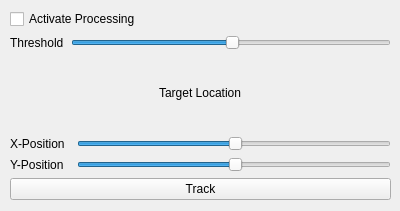
This is marangonitrackingdialog.ui in SamDehaeck/GigaViewer as Qt 5 draws it before an edit. The edited form follows.
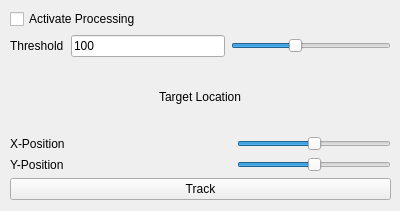
This is the edited form.

Patch:
```diff
--- a/marangonitrackingdialog.ui
+++ b/marangonitrackingdialog.ui
@@ -26,6 +26,13 @@
     </rect>
    </property>
    <layout class="QGridLayout" name="gridLayout">
+    <item row="0" column="0" colspan="4">
+     <widget class="QCheckBox" name="activateBox">
+      <property name="text">
+       <string>Activate Processing</string>
+      </property>
+     </widget>
+    </item>
     <item row="4" column="0">
      <widget class="QLabel" name="label_4">
       <property name="text">
@@ -33,13 +40,6 @@
       </property>
      </widget>
     </item>
-    <item row="0" column="0" colspan="3">
-     <widget class="QCheckBox" name="activateBox">
-      <property name="text">
-       <string>Activate Processing</string>
-      </property>
-     </widget>
-    </item>
     <item row="1" column="0">
      <widget class="QLabel" name="label">
       <property name="text">
@@ -47,14 +47,14 @@
       </property>
      </widget>
     </item>
-    <item row="2" column="0" colspan="3" alignment="Qt::AlignHCenter">
+    <item row="2" column="0" colspan="4" alignment="Qt::AlignHCenter">
      <widget class="QLabel" name="label_2">
       <property name="text">
        <string>Target Location</string>
       </property>
      </widget>
     </item>
-    <item row="3" column="2">
+    <item row="3" column="3">
      <widget class="QSlider" name="horPosition">
       <property name="value">
        <number>50</number>
@@ -64,7 +64,7 @@
       </property>
      </widget>
     </item>
-    <item row="5" column="0" colspan="3">
+    <item row="5" column="0" colspan="4">
      <widget class="QPushButton" name="trackButton">
       <property name="focusPolicy">
        <enum>Qt::NoFocus</enum>
@@ -77,29 +77,35 @@
       </property>
      </widget>
     </item>
-    <item row="4" column="2">
-     <widget class="QSlider" name="vertPosition">
-      <property name="value">
-       <number>50</number>
-      </property>
-      <property name="orientation">
-       <enum>Qt::Horizontal</enum>
-      </property>
-     </widget>
-    </item>
-    <item row="3" column="0">
-     <widget class="QLabel" name="label_3">
-      <property name="text">
-       <string>X-Position</string>
-      </property>
-     </widget>
-    </item>
-    <item row="1" column="1" colspan="2">
+    <item row="1" column="2" colspan="2">
      <widget class="QSlider" name="thresholdSlider">
+      <property name="maximum">
+       <number>255</number>
+      </property>
       <property name="pageStep">
        <number>1</number>
       </property>
       <property name="value">
+       <number>100</number>
+      </property>
+      <property name="orientation">
+       <enum>Qt::Horizontal</enum>
+      </property>
+      <property name="tickPosition">
+       <enum>QSlider::NoTicks</enum>
+      </property>
+     </widget>
+    </item>
+    <item row="3" column="0">
+     <widget class="QLabel" name="label_3">
+      <property name="text">
+       <string>X-Position</string>
+      </property>
+     </widget>
+    </item>
+    <item row="4" column="3">
+     <widget class="QSlider" name="vertPosition">
+      <property name="value">
        <number>50</number>
       </property>
       <property name="orientation">
@@ -107,6 +113,13 @@
       </property>
      </widget>
     </item>
+    <item row="1" column="1">
+     <widget class="QLineEdit" name="threshEdit">
+      <property name="text">
+       <string>100</string>
+      </property>
+     </widget>
+    </item>
    </layout>
   </widget>
  </widget>
```
